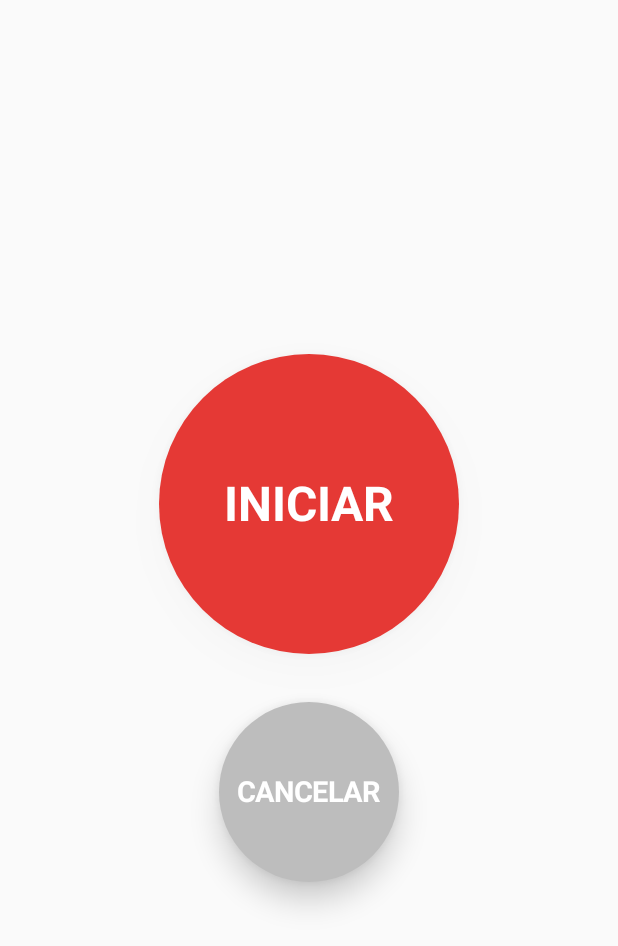
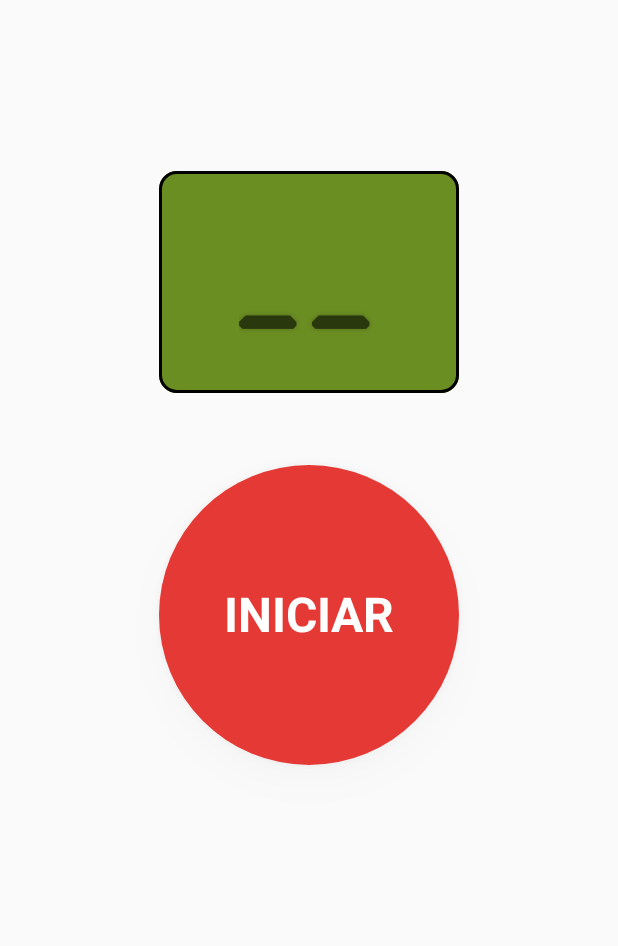
Before and after one commit to JuanGA01/Bluetooth-Skyrocket-Launcher-APP, an Android app built with Jetpack Compose: the screen it shows after launch (MainActivity), on a phone screen of 412 x 824 dp. Shown: the top 946 px of the screen. Run offline under Robolectric (Android 15) with nearby library versions, the phone set to English and light mode, and no system bars.

Commit message:
LCD details

```diff
--- a/app/src/main/java/com/example/redbuttoncompose/CountdownViewModel.kt
+++ b/app/src/main/java/com/example/redbuttoncompose/CountdownViewModel.kt
@@ -5,6 +5,8 @@ import android.app.Application
 import android.media.MediaPlayer
 import android.os.Build
 import android.os.CountDownTimer
+import android.os.Handler
+import android.os.Looper
 import android.os.VibrationEffect
 import android.os.Vibrator
 import androidx.annotation.RequiresApi
@@ -16,23 +18,34 @@ class CountdownViewModel(application: Application) : AndroidViewModel(applicatio
 
     val context = application.applicationContext
     val isCounting = mutableStateOf(false)
-    val currentCount = mutableStateOf(10)
+    val currentCount = mutableStateOf(11)
+    val lcdDisplay = mutableStateOf("88")
 
     private var timer: CountDownTimer? = null
     private var mediaPlayer: MediaPlayer? = null
     private val vibrator = context.getSystemService(Vibrator::class.java)
+
+    init {
+        Handler(Looper.getMainLooper()).postDelayed({
+            if (!isCounting.value) {
+                lcdDisplay.value = "__"
+            }
+        }, 1500)
+    }
 
     fun startCountdown() {
         if (isCounting.value) return
 
         isCounting.value = true
         currentCount.value = 10
+        lcdDisplay.value = "10"
         playBeep()
 
-        timer = object : CountDownTimer(10_000, 1000) {
+        timer = object : CountDownTimer(10_999, 1000) {
             override fun onTick(millisUntilFinished: Long) {
                 val seconds = (millisUntilFinished / 1000).toInt()
                 currentCount.value = seconds
+                lcdDisplay.value = seconds.toString().padStart(2, ' ') // para mantener alineado
                 playBeep()
             }
 
@@ -40,6 +53,7 @@ class CountdownViewModel(application: Application) : AndroidViewModel(applicatio
             @RequiresApi(Build.VERSION_CODES.O)
             override fun onFinish() {
                 currentCount.value = 0
+                lcdDisplay.value = "00"
                 isCounting.value = false
                 vibrate()
             }
@@ -49,6 +63,8 @@ class CountdownViewModel(application: Application) : AndroidViewModel(applicatio
     fun cancelCountdown() {
         timer?.cancel()
         isCounting.value = false
+        currentCount.value = 10
+        lcdDisplay.value = "__"
     }
 
     private fun playBeep() {
--- a/app/src/main/java/com/example/redbuttoncompose/MainScreen.kt
+++ b/app/src/main/java/com/example/redbuttoncompose/MainScreen.kt
@@ -8,6 +8,7 @@ import androidx.compose.animation.core.tween
 import androidx.compose.foundation.background
 import androidx.compose.foundation.border
 import androidx.compose.foundation.gestures.detectTapGestures
+import androidx.compose.foundation.layout.Arrangement
 import androidx.compose.foundation.layout.Box
 import androidx.compose.foundation.layout.Column
 import androidx.compose.foundation.layout.Spacer
@@ -15,6 +16,7 @@ import androidx.compose.foundation.layout.fillMaxSize
 import androidx.compose.foundation.layout.height
 import androidx.compose.foundation.layout.padding
 import androidx.compose.foundation.layout.size
+import androidx.compose.foundation.layout.width
 import androidx.compose.foundation.shape.CircleShape
 import androidx.compose.foundation.shape.RoundedCornerShape
 import androidx.compose.material3.Text
@@ -65,42 +67,40 @@ fun MainScreen(viewModel: CountdownViewModel) {
             .fillMaxSize(),
         contentAlignment = Alignment.Center
     ) {
-        Column(horizontalAlignment = Alignment.CenterHorizontally) {
-
-            if (isCounting) {
-
+        Column(
+            modifier = Modifier
+                .fillMaxSize()
+                .padding(bottom = 48.dp),
+            horizontalAlignment = Alignment.CenterHorizontally,
+            verticalArrangement = Arrangement.Center
+        ) {
             Box(
                 modifier = Modifier
-                        .background(
-                            color = Color(0xFF6B8E23), // Color oliva
-                            shape = RoundedCornerShape(12.dp)
-                        )
-                        .border(
-                            width = 2.dp,
-                            color = Color.Black,
-                            shape = RoundedCornerShape(12.dp)
-                        )
-                        .padding(horizontal = 32.dp, vertical = 16.dp)
+                    .width(200.dp)
+                    .background(Color(0xFF6B8E23), shape = RoundedCornerShape(12.dp))
+                    .border(2.dp, Color.Black, RoundedCornerShape(12.dp))
+                    .padding(horizontal = 32.dp, vertical = 16.dp),
+                contentAlignment = Alignment.Center
             ) {
                 Text(
-                        text = count.toString(),
+                    text = viewModel.lcdDisplay.value,
                     fontSize = 64.sp,
                     fontFamily = lcdFont,
-                        color = Color.Black, // Texto negro
-                        modifier = Modifier
-                            .alpha(alpha),
+                    color = Color.Black,
+                    textAlign = TextAlign.Center,
+                    modifier = Modifier.alpha(alpha),
                     style = TextStyle(
                         letterSpacing = 4.sp,
                         shadow = Shadow(
-                                color = Color(0x66000000), // Sombra sutil
+                            color = Color(0x66000000),
                             blurRadius = 4f
                         )
-                        ),
-                        textAlign = TextAlign.Center
+                    )
                 )
             }
-                Spacer(modifier = Modifier.height(24.dp))
-            }
+
+            // 👇 AQUI el espaciado REAL entre LCD y botón iniciar
+            Spacer(modifier = Modifier.height(48.dp))
 
             FancyButton(
                 text = "INICIAR",
@@ -110,8 +110,11 @@ fun MainScreen(viewModel: CountdownViewModel) {
                 colorPressed = Color(0xFFB71C1C)
             )
 
-            if (!isCounting) {
             Spacer(modifier = Modifier.height(32.dp))
+
+
+            Box(modifier = Modifier.height(120.dp)) {
+                if (isCounting) {
                     FancyButton(
                         text = "CANCELAR",
                         onClick = { viewModel.cancelCountdown() },
@@ -121,8 +124,11 @@ fun MainScreen(viewModel: CountdownViewModel) {
                     )
                 }
             }
+
         }
     }
+}
+
 
 
 @Composable
```
Lines whose indentation alone changed are shown as unchanged.
